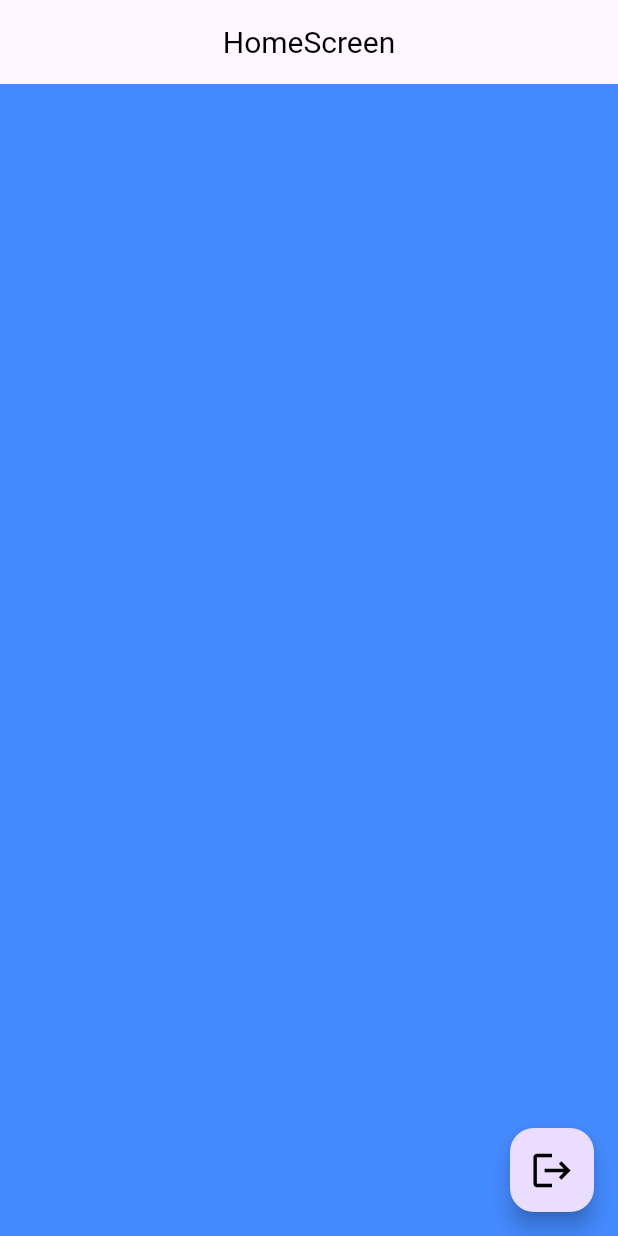
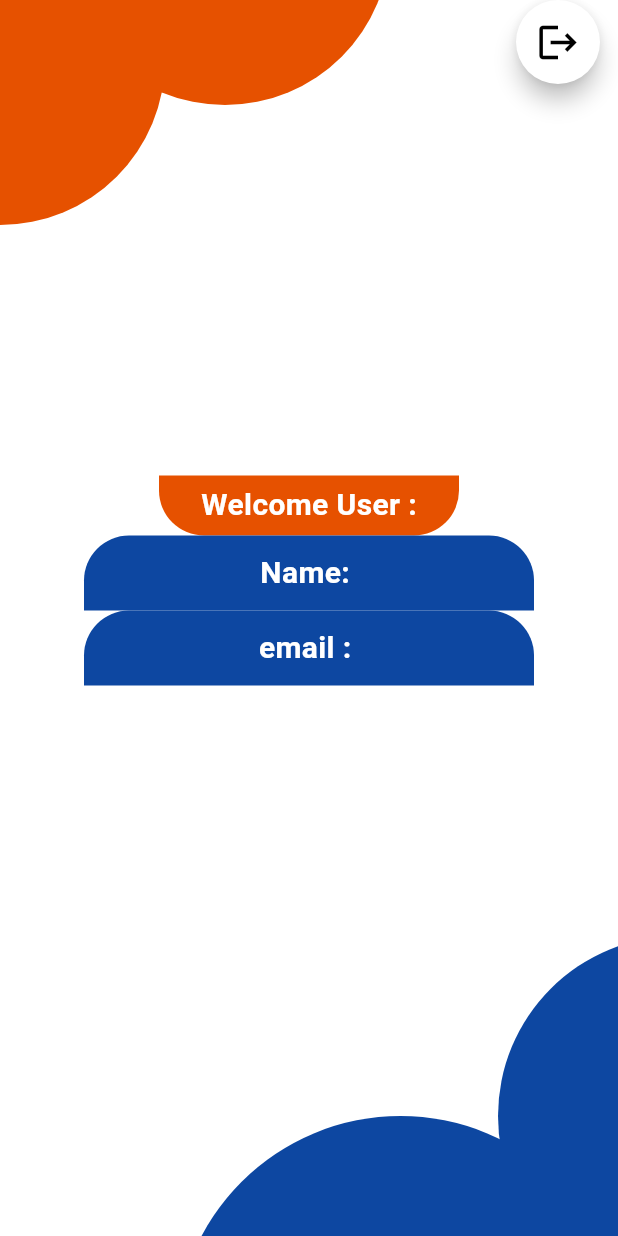
Before and after one commit to vishag002/authentication-demo, a Flutter app: the screen it shows once a user with an empty profile is signed in, on a phone screen of 412 x 824 dp. Run offline on Flutter 3.47's test engine with Material 3 defaults, Android fonts, the phone set to English and light mode, and no system bars; our stand-ins replace cloud_firestore, firebase_auth, firebase_core, get; accounts and stored records are empty.

Commit message:
homescreen ui

```diff
--- a/lib/view/homescreen.dart
+++ b/lib/view/homescreen.dart
@@ -1,3 +1,4 @@
+import 'package:cloud_firestore/cloud_firestore.dart';
 import 'package:firebase_auth/firebase_auth.dart';
 import 'package:flutter/material.dart';
 
@@ -10,7 +11,7 @@ class Homescreen extends StatefulWidget {
 
 class _HomescreenState extends State<Homescreen> {
   final user = FirebaseAuth.instance.currentUser;
-
+  final userS = "";
   signOut() async {
     await FirebaseAuth.instance.signOut();
   }
@@ -18,7 +19,7 @@ class _HomescreenState extends State<Homescreen> {
   @override
   Widget build(BuildContext context) {
     return Scaffold(
-      appBar: AppBar(
+      /* appBar: AppBar(
         title: Text(
           "HomeScreen",
           style: TextStyle(
@@ -27,12 +28,169 @@ class _HomescreenState extends State<Homescreen> {
           ),
         ),
         centerTitle: true,
+      ), */
+      backgroundColor: Colors.white,
+      body: Column(
+        mainAxisAlignment: MainAxisAlignment.spaceBetween,
+        children: [
+          Container(
+            height: 150,
+            width: double.infinity,
+            //color: Colors.amber,
+            child: Stack(
+              children: [
+                Positioned(
+                  left: -110,
+                  top: -70,
+                  child: CircleAvatar(
+                    radius: 110,
+                    backgroundColor: Colors.orange.shade900,
+                  ),
+                ),
+                Positioned(
+                  left: 40,
+                  top: -150,
+                  child: CircleAvatar(
+                    radius: 110,
+                    backgroundColor: Colors.orange.shade900,
+                  ),
+                )
+              ],
+            ),
+          ),
+          Column(
+            children: [
+              Container(
+                height: 40,
+                width: 200,
+                decoration: BoxDecoration(
+                  borderRadius: BorderRadius.only(
+                    bottomLeft: Radius.circular(30),
+                    bottomRight: Radius.circular(30),
+                  ),
+                  color: Colors.orange.shade900,
+                ),
+                child: Center(
+                  child: Text(
+                    "Welcome User :",
+                    style: TextStyle(
+                      color: Colors.white,
+                      fontSize: 20,
+                      fontWeight: FontWeight.bold,
+                    ),
+                  ),
+                ),
+              ),
+              Container(
+                height: 50,
+                width: 300,
+                decoration: BoxDecoration(
+                  borderRadius: BorderRadius.only(
+                    topRight: Radius.circular(30),
+                    topLeft: Radius.circular(30),
+                  ),
+                  color: Colors.blue.shade900,
+                ),
+                child: Center(
+                  child: StreamBuilder<DocumentSnapshot>(
+                    stream: FirebaseFirestore.instance
+                        .collection('users')
+                        .doc(user!.uid)
+                        .snapshots(),
+                    builder: (context, snapshot) {
+                      if (snapshot.connectionState == ConnectionState.waiting) {
+                        return CircularProgressIndicator();
+                      }
+                      if (snapshot.hasError) {
+                        return Text(
+                          "Error: ${snapshot.error}",
+                          style: TextStyle(
+                            color: Colors.white,
+                            fontSize: 20,
+                            fontWeight: FontWeight.bold,
+                          ),
+                        );
+                      }
+                      if (!snapshot.hasData || !snapshot.data!.exists) {
+                        return Text(
+                          "User data not found",
+                          style: TextStyle(
+                            color: Colors.white,
+                            fontSize: 20,
+                            fontWeight: FontWeight.bold,
+                          ),
+                        );
+                      }
+
+                      var userData =
+                          snapshot.data!.data() as Map<String, dynamic>;
+                      var userName = userData['name'];
+
+                      return Text(
+                        "Name: $userName",
+                        style: TextStyle(
+                          color: Colors.white,
+                          fontSize: 20,
+                          fontWeight: FontWeight.bold,
+                        ),
+                      );
+                    },
+                  ),
+                ),
+              ),
+              Container(
+                height: 50,
+                width: 300,
+                decoration: BoxDecoration(
+                  borderRadius: BorderRadius.only(
+                    topRight: Radius.circular(30),
+                    topLeft: Radius.circular(30),
+                  ),
+                  color: Colors.blue.shade900,
+                ),
+                child: Center(
+                  child: Text(
+                    "email : ${user!.email}",
+                    style: TextStyle(
+                      color: Colors.white,
+                      fontSize: 20,
+                      fontWeight: FontWeight.bold,
+                    ),
+                  ),
+                ),
+              ),
+            ],
+          ),
+          Container(
+            height: 200,
+            width: double.infinity,
+            //color: Colors.amber,
+            child: Stack(
+              children: [
+                Positioned(
+                  right: -160,
+                  child: CircleAvatar(
+                    radius: 120,
+                    backgroundColor: Colors.blue.shade900,
+                  ),
+                ),
+                Positioned(
+                  bottom: -220,
+                  right: -5,
+                  child: CircleAvatar(
+                    radius: 150,
+                    backgroundColor: Colors.blue.shade900,
+                  ),
+                )
+              ],
+            ),
+          ),
+        ],
       ),
-      body: Center(
-        child: Text(user!.email.toString()),
-      ),
-      backgroundColor: Colors.blueAccent,
+      floatingActionButtonLocation: FloatingActionButtonLocation.miniEndTop,
       floatingActionButton: FloatingActionButton(
+        shape: CircleBorder(),
+        backgroundColor: Colors.white,
         onPressed: () {
           signOut();
         },
```
